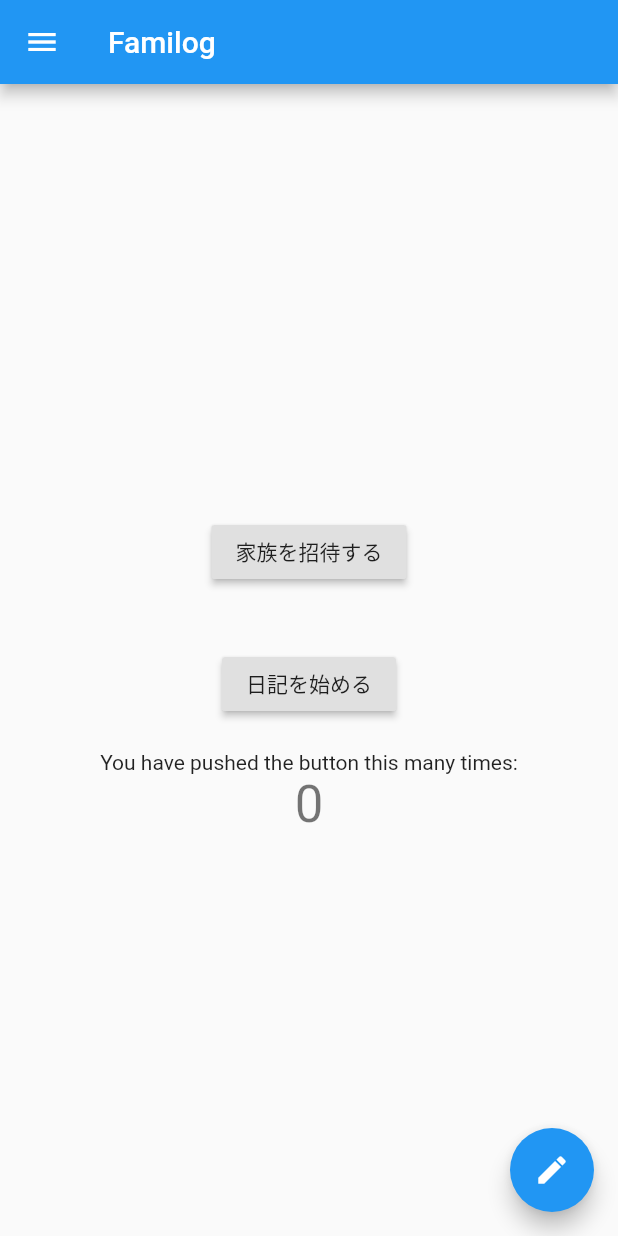
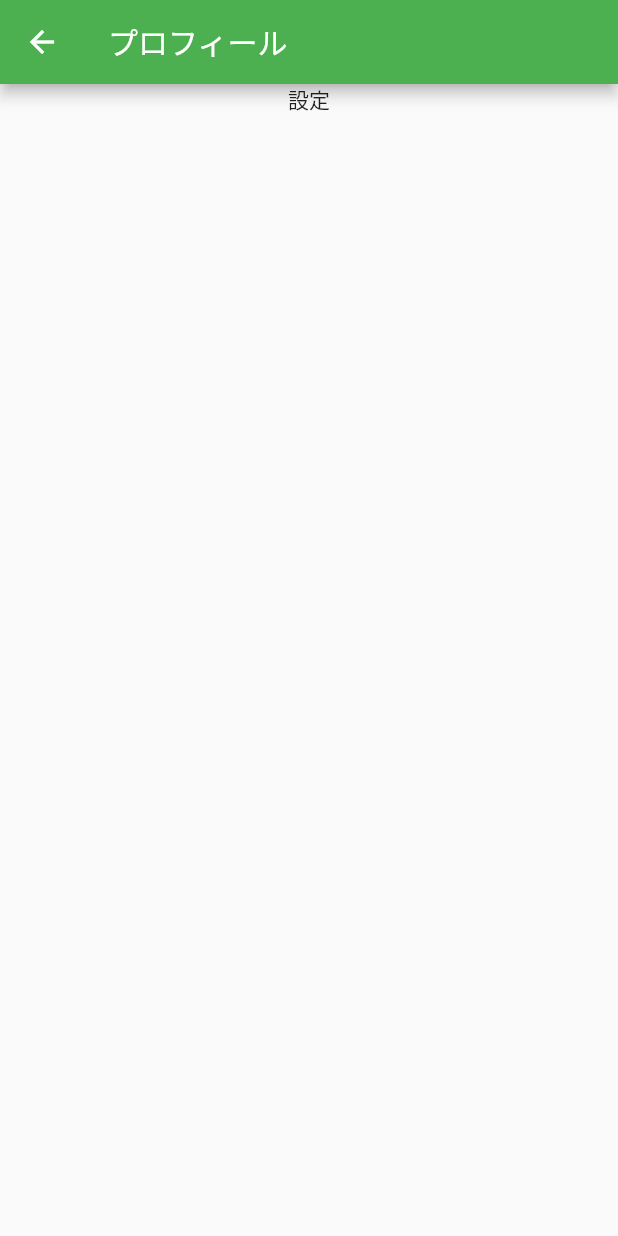
Before and after one commit to suusan2go/familog-app, a Flutter app: the screen it shows after launch, in the side drawer, after a tap on "ユーザー設定", on a phone screen of 412 x 824 dp. Run offline on Flutter 3.47's test engine with Material 2 defaults, Android fonts, the phone set to English and light mode, and no system bars; network calls fail.

Commit message:
add another voew

```diff
--- a/lib/main.dart
+++ b/lib/main.dart
@@ -1,5 +1,7 @@
 import 'package:flutter/material.dart';
 import 'package:familog/presentation/my_drawer.dart';
+import 'package:familog/presentation/profile.dart';
+import 'package:familog/presentation/home.dart';
 
 void main() => runApp(new MyApp());
 
@@ -8,7 +10,7 @@ class MyApp extends StatelessWidget {
   @override
   Widget build(BuildContext context) {
     return new MaterialApp(
-      title: 'Flutter Demo',
+      title: 'FamilogApp',
       theme: new ThemeData(
         // This is the theme of your application.
         //
@@ -18,9 +20,12 @@ class MyApp extends StatelessWidget {
         // "hot reload" (press "r" in the console where you ran "flutter run",
         // or press Run > Flutter Hot Reload in IntelliJ). Notice that the
         // counter didn't reset back to zero; the application is not restarted.
-        primarySwatch: Colors.blue,
+        primarySwatch: Colors.green,
       ),
       home: new MyHomePage(title: 'Familog'),
+      routes: <String, WidgetBuilder> {
+        '/profile': (BuildContext context) => new Profile(),
+      },
     );
   }
 }
@@ -72,43 +77,7 @@ class _MyHomePageState extends State<MyHomePage> {
         // the App.build method, and use it to set our appbar title.
         title: new Text(widget.title),
       ),
-      body: new Center(
-        // Center is a layout widget. It takes a single child and positions it
-        // in the middle of the parent.
-        child: new Column(
-          // Column is also layout widget. It takes a list of children and
-          // arranges them vertically. By default, it sizes itself to fit its
-          // children horizontally, and tries to be as tall as its parent.
-          //
-          // Invoke "debug paint" (press "p" in the console where you ran
-          // "flutter run", or select "Toggle Debug Paint" from the Flutter tool
-          // window in IntelliJ) to see the wireframe for each widget.
-          //
-          // Column has various properties to control how it sizes itself and
-          // how it positions its children. Here we use mainAxisAlignment to
-          // center the children vertically; the main axis here is the vertical
-          // axis because Columns are vertical (the cross axis would be
-          // horizontal).
-          mainAxisAlignment: MainAxisAlignment.center,
-          children: <Widget>[
-            new Container(
-              padding: const EdgeInsets.all(20.0),
-              child: new RaisedButton(onPressed: _incrementCounter, child: new Text("家族を招待する")),
-            ),
-            new Container(
-              padding: const EdgeInsets.all(20.0),
-              child: new RaisedButton(onPressed: _incrementCounter, child: new Text("日記を始める")),
-            ),
-            new Text(
-              'You have pushed the button this many times:',
-            ),
-            new Text(
-              '$_counter',
-              style: Theme.of(context).textTheme.display1,
-            ),
-          ],
-        ),
-      ),
+      body: new Home(_counter, _incrementCounter),
       floatingActionButton: new FloatingActionButton(
         onPressed: _incrementCounter,
         tooltip: 'Increment',
@@ -117,36 +86,3 @@ class _MyHomePageState extends State<MyHomePage> {
     );
   }
 }
-
-class PageContainer {
-  PageContainer({
-    this.title,
-    this.icon,
-    this.hasTab,
-    this.body,
-    TickerProvider tickerProvider,
-  })
-      : controller = new AnimationController(
-    duration: kThemeAnimationDuration,
-    vsync: tickerProvider,
-  ) {
-    _animation = new CurvedAnimation(
-      parent: controller,
-      curve: const Interval(0.5, 1.0, curve: Curves.fastOutSlowIn),
-    );
-  }
-
-  final String title;
-  final Widget icon;
-  final bool hasTab;
-  final ValueGetter<Widget> body;
-  final AnimationController controller;
-  CurvedAnimation _animation;
-
-  FadeTransition transition() {
-    return new FadeTransition(
-      opacity: _animation,
-      child: body(),
-    );
-  }
-}
--- /dev/null
+++ b/lib/presentation/home.dart
@@ -0,0 +1,65 @@
+import 'package:flutter/widgets.dart';
+import 'package:flutter/material.dart';
+
+typedef increment = void Function();
+
+
+class Home extends StatelessWidget {
+  Home(int counter, increment incrementCounter) {
+    this._incrementCounter = incrementCounter;
+    this._counter = counter;
+  }
+
+  increment _incrementCounter;
+  int _counter;
+
+  Widget _buildNotLoggedIn(BuildContext context) {
+    return new Center(
+      // Center is a layout widget. It takes a single child and positions it
+      // in the middle of the parent.
+      child: new Column(
+        // Column is also layout widget. It takes a list of children and
+        // arranges them vertically. By default, it sizes itself to fit its
+        // children horizontally, and tries to be as tall as its parent.
+        //
+        // Invoke "debug paint" (press "p" in the console where you ran
+        // "flutter run", or select "Toggle Debug Paint" from the Flutter tool
+        // window in IntelliJ) to see the wireframe for each widget.
+        //
+        // Column has various properties to control how it sizes itself and
+        // how it positions its children. Here we use mainAxisAlignment to
+        // center the children vertically; the main axis here is the vertical
+        // axis because Columns are vertical (the cross axis would be
+        // horizontal).
+        mainAxisAlignment: MainAxisAlignment.center,
+        children: <Widget>[
+          new Container(
+            padding: const EdgeInsets.all(20.0),
+            child: new RaisedButton(onPressed: _incrementCounter, child: new Text("家族を招待する")),
+          ),
+          new Container(
+            padding: const EdgeInsets.all(20.0),
+            child: new RaisedButton(onPressed: _incrementCounter, child: new Text("日記を始める")),
+          ),
+          new Text(
+            'You have pushed the button this many times:',
+          ),
+          new Text(
+            '$_counter',
+            style: Theme.of(context).textTheme.display1,
+          ),
+        ],
+      ),
+    );
+  }
+
+  @override
+  Widget build(BuildContext context) {
+    if(false) return _buildNotLoggedIn(context);
+    return new ListView(
+      children: <Widget>[
+        new Text("hoge")
+      ],
+    );
+  }
+}
--- a/lib/presentation/my_drawer.dart
+++ b/lib/presentation/my_drawer.dart
@@ -7,14 +7,10 @@ class MyDrawer extends StatelessWidget {
   Widget build(BuildContext context) {
     final List<Widget> lists = <Widget>[
       new ListTile(
-          title: new Text("日記を書く"),
-          onTap: () {
-            Navigator.of(context).pop(); // Hide drawer
-          }),
-      new ListTile(
           title: new Text("ユーザー設定"),
           onTap: () {
             Navigator.of(context).pop(); // Hide drawer
+            Navigator.of(context).pushNamed('/profile');
           }),
       new ListTile(
           title: new Text("利用規約"),
--- /dev/null
+++ b/lib/presentation/profile.dart
@@ -0,0 +1,23 @@
+import 'package:flutter/material.dart';
+import 'package:flutter/widgets.dart';
+
+class Profile extends StatelessWidget {
+
+  @override
+  Widget build(BuildContext context) {
+    return new Scaffold(
+      appBar: new AppBar(
+        // Here we take the value from the MyHomePage object that was created by
+        // the App.build method, and use it to set our appbar title.
+        title: new Text("プロフィール"),
+      ),
+      body: new Center(
+        child: new Column(
+          children: <Widget>[
+            new Text("設定")
+          ],
+        ),
+      ),
+    );
+  }
+}
```
